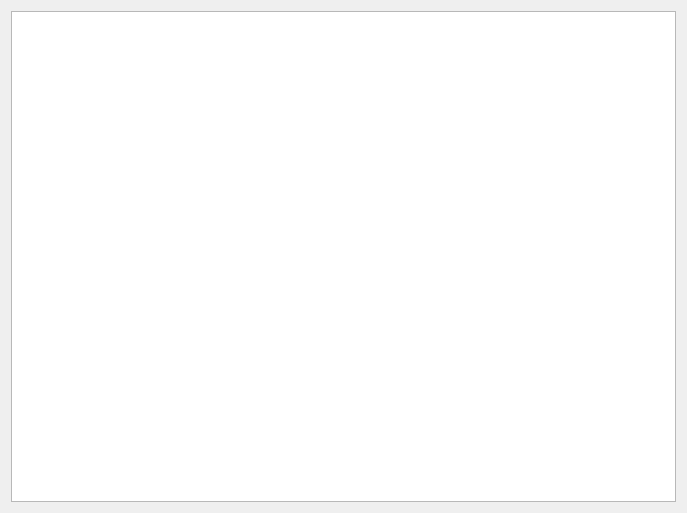
This is metodics/stabtest/visualizators/babyposturewidget.ui in grigp/a-analyser as Qt 5 draws it before an edit. The edited form follows.
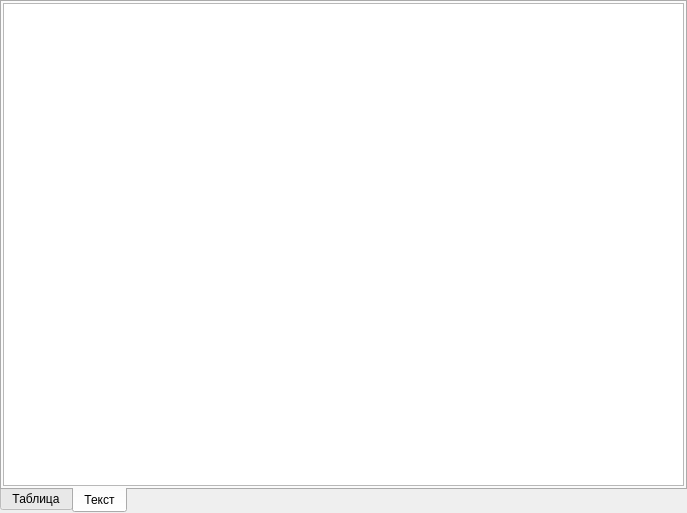
This is the edited form. The open tabs and pages were chosen to show the change.

What changed in the file:
```diff
--- a/metodics/stabtest/visualizators/babyposturewidget.ui
+++ b/metodics/stabtest/visualizators/babyposturewidget.ui
@@ -14,11 +14,77 @@
    <string>Form</string>
   </property>
   <layout class="QHBoxLayout" name="horizontalLayout">
+   <property name="spacing">
+    <number>0</number>
+   </property>
+   <property name="leftMargin">
+    <number>0</number>
+   </property>
+   <property name="topMargin">
+    <number>0</number>
+   </property>
+   <property name="rightMargin">
+    <number>0</number>
+   </property>
+   <property name="bottomMargin">
+    <number>0</number>
+   </property>
    <item>
-    <widget class="QTextEdit" name="teResume">
-     <property name="readOnly">
-      <bool>true</bool>
+    <widget class="QTabWidget" name="twPages">
+     <property name="tabPosition">
+      <enum>QTabWidget::South</enum>
      </property>
+     <property name="currentIndex">
+      <number>0</number>
+     </property>
+     <widget class="QWidget" name="tabTable">
+      <attribute name="title">
+       <string>Таблица</string>
+      </attribute>
+      <layout class="QVBoxLayout" name="verticalLayout_2">
+       <property name="leftMargin">
+        <number>1</number>
+       </property>
+       <property name="topMargin">
+        <number>1</number>
+       </property>
+       <property name="rightMargin">
+        <number>1</number>
+       </property>
+       <property name="bottomMargin">
+        <number>1</number>
+       </property>
+       <item>
+        <widget class="QTreeView" name="tvTable"/>
+       </item>
+      </layout>
+     </widget>
+     <widget class="QWidget" name="tabText">
+      <attribute name="title">
+       <string>Текст</string>
+      </attribute>
+      <layout class="QVBoxLayout" name="verticalLayout">
+       <property name="leftMargin">
+        <number>1</number>
+       </property>
+       <property name="topMargin">
+        <number>1</number>
+       </property>
+       <property name="rightMargin">
+        <number>1</number>
+       </property>
+       <property name="bottomMargin">
+        <number>1</number>
+       </property>
+       <item>
+        <widget class="QTextEdit" name="teResume">
+         <property name="readOnly">
+          <bool>true</bool>
+         </property>
+        </widget>
+       </item>
+      </layout>
+     </widget>
     </widget>
    </item>
   </layout>
```
